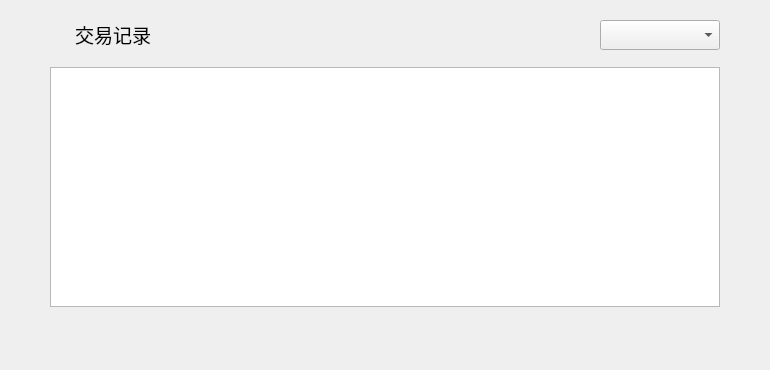
Qt form contact/ContactInfoHistoryWidget.ui (HcashOrg/hx-indicator) before a commit.
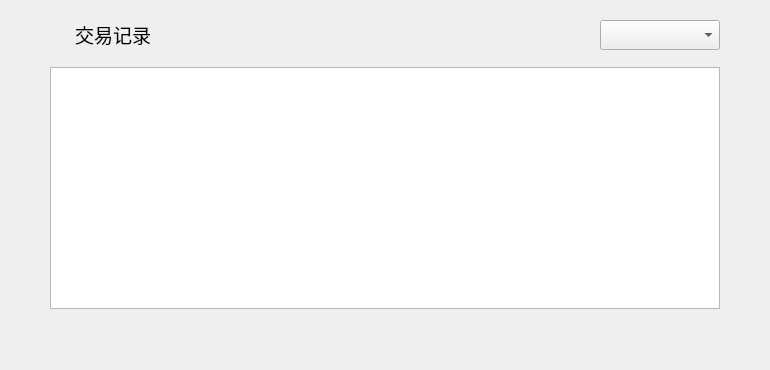
The same form after that commit.

Commit message: table height

Patch:
```diff
--- a/contact/ContactInfoHistoryWidget.ui
+++ b/contact/ContactInfoHistoryWidget.ui
@@ -52,7 +52,7 @@
      <x>50</x>
      <y>67</y>
      <width>670</width>
-     <height>240</height>
+     <height>242</height>
     </rect>
    </property>
    <attribute name="horizontalHeaderVisible">
```
The commit also changes 4 other files.
